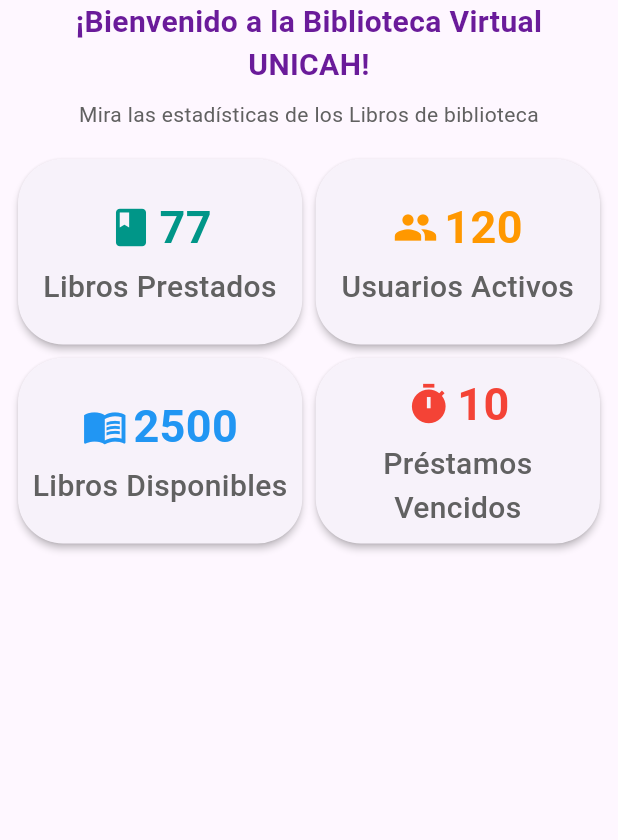
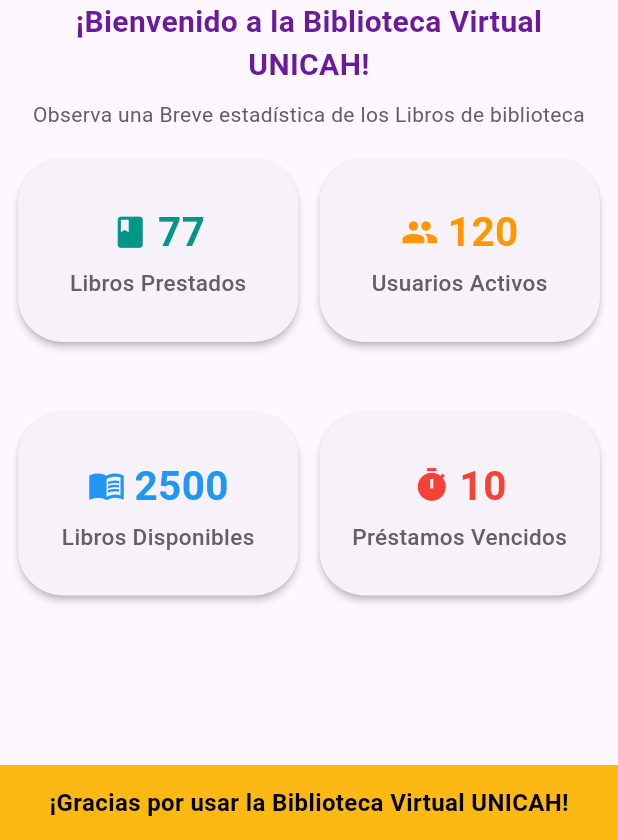
Before and after one commit to xEdwardP/MyUni, a Flutter app: the HomeScreen screen opened by its route, on a phone screen of 412 x 824 dp, the part 396-1236 px from its top. Run offline on Flutter 3.47's test engine with Material 3 defaults, Android fonts, the light colour scheme and no system bars; our stand-ins replace google_fonts; accounts and stored records are empty; network calls fail.

Commit message:
Create Books_Screen

```diff
--- a/lib/data/books_data.dart
+++ b/lib/data/books_data.dart
@@ -5,9 +5,9 @@
     'category': 'Clásicos',
     'description':
         'Publicada en dos partes, en 1605 y 1615, es una de las obras más destacadas de la literatura española y universal. Narra las aventuras de un hidalgo que, influido por los libros de caballería, decide convertirse en caballero andante.',
-    // 'image':
-    //     'https://m.media-amazon.com/images/I/71r22pLOqhL._AC_UF894,1000_QL80_.jpg'
-    'image': 'assets/books/book1.jpg',
+    'image':
+        'https://m.media-amazon.com/images/I/71r22pLOqhL._AC_UF894,1000_QL80_.jpg',
+    // 'image': 'assets/books/book1.jpg',
     'available': 10
   },
   {
@@ -16,9 +16,9 @@
     'category': 'Ficción',
     'description':
         'Es una novela publicada en 1967 y es considerada una obra maestra de la literatura hispanoamericana y universal. La historia relata la vida de la familia Buendía en el ficticio pueblo de Macondo a lo largo de siete generaciones.',
-    // 'image':
-    //     'https://i0.wp.com/www.editorialelcuervo.com/wp-content/uploads/2022/02/17.-CIEN-ANOS-DE-SOLEDAD.jpg?fit=433%2C642&ssl=1'
-    'image': 'assets/books/book2.jfif',
+    'image':
+        'https://i0.wp.com/www.editorialelcuervo.com/wp-content/uploads/2022/02/17.-CIEN-ANOS-DE-SOLEDAD.jpg?fit=433%2C642&ssl=1',
+    // 'image': 'assets/books/book2.jfif',
     'available': 8
   },
   {
@@ -27,9 +27,9 @@
     'category': 'Fantasía',
     'description':
         'Publicada en 2011, esta novela de fantasía juvenil narra la historia de Viana, una joven noble que se embarca en una aventura para salvar su reino y descubre un misterioso bosque donde los árboles cantan.',
-    // 'image':
-    //     'https://images-eu.ssl-images-amazon.com/images/I/91gYns+sNGL._AC_UL600_SR600,600_.jpg'
-    'image': 'assets/books/book3.jpg',
+    'image':
+        'https://images-eu.ssl-images-amazon.com/images/I/91gYns+sNGL._AC_UL600_SR600,600_.jpg',
+    // 'image': 'assets/books/book3.jpg',
     'available': 8
   },
   {
@@ -38,9 +38,9 @@
     'category': 'Ciencia',
     'description':
         'Una novela distópica publicada en 1949 que presenta una visión totalitaria y opresiva de la sociedad.',
-    // 'image':
-    //     'https://miro.medium.com/v2/resize:fit:1400/1*vcN21-CZGrj5dwozpqS2lg.jpeg'
-    'image': 'assets/books/book4.jfif',
+    'image':
+        'https://miro.medium.com/v2/resize:fit:1400/1*vcN21-CZGrj5dwozpqS2lg.jpeg',
+    // 'image': 'assets/books/book4.jfif',
     'available': 8
   },
   {
@@ -49,9 +49,9 @@
     'category': 'Clásicos',
     'description':
         'Publicado en 1943, esta novela corta francesa es una obra de literatura muy influyente que cuenta la historia de un joven príncipe que explora diferentes planetas.',
-    // 'image':
-    //     'https://images.cdn1.buscalibre.com/fit-in/360x360/68/08/6808fc4e45bdbde5ff2d1b03bc89348d.jpg'
-    'image': 'assets/books/book5.jfif',
+    'image':
+        'https://images.cdn1.buscalibre.com/fit-in/360x360/68/08/6808fc4e45bdbde5ff2d1b03bc89348d.jpg',
+    // 'image': 'assets/books/book5.jfif',
     'available': 8
   },
   {
@@ -60,8 +60,8 @@
     'category': 'Ficción',
     'description':
         'La quinta estacion es la primera parte de la trilogia de la Tierra fragmentada, saga ambientada en una Tierra conformada por un supercontinente, la Quietud, que esta atravesado por diferentes lineas sísmicas.',
-    // 'image': 'https://m.media-amazon.com/images/I/A1LBgN1rIqL.jpg'
-    'image': 'assets/books/book6.jpg',
+    'image': 'https://m.media-amazon.com/images/I/A1LBgN1rIqL.jpg',
+    // 'image': 'assets/books/book6.jpg',
     'available': 8
   },
   {
@@ -70,9 +70,9 @@
     'category': 'Ficción',
     'description':
         'Es la primera entrega de la saga The expanse, que continua con La guerra de Caliban, la saga se adapto por la cadena Syfy en la serie de televison The expanse',
-    // 'image':
-    //     'https://m.media-amazon.com/images/I/811F-IZSj8L._UF894,1000_QL80_.jpg'
-    'image': 'assets/books/book7.jpg',
+    'image':
+        'https://m.media-amazon.com/images/I/811F-IZSj8L._UF894,1000_QL80_.jpg',
+    // 'image': 'assets/books/book7.jpg',
     'available': 8
   },
   {
@@ -81,8 +81,8 @@
     'category': 'Ficción',
     'description':
         'Es el primer libro de la trilogia titulada El recuerdo del pasado de la tierra, pero los lectores chinos generalmente se refiere a la serie por el titulo de la primera novela, el hace referencia al problema de los tres cuerpos en el campo de la mecanica orbital.',
-    // 'image': 'https://i.ebayimg.com/images/g/1NsAAOSwKs5mDqhD/s-l225.jpg'
-    'image': 'assets/books/book8.jpg',
+    'image': 'https://i.ebayimg.com/images/g/1NsAAOSwKs5mDqhD/s-l225.jpg',
+    // 'image': 'assets/books/book8.jpg',
     'available': 8
   },
   {
@@ -91,9 +91,9 @@
     'category': 'Ciencia',
     'description':
         'Hacia las estrellas plantea una ucronia en la que un meterito arrasa Washington D.C. en 1952, años antes de la fundacion de la NASA, que quedara borrada de la historia.',
-    // 'image':
-    //     'https://m.media-amazon.com/images/I/71qIk2zehMS._AC_UF894,1000_QL80_.jpg'
-    'image': 'assets/books/book9.jpg',
+    'image':
+        'https://m.media-amazon.com/images/I/71qIk2zehMS._AC_UF894,1000_QL80_.jpg',
+    // 'image': 'assets/books/book9.jpg',
     'available': 8
   },
   {
@@ -102,9 +102,9 @@
     'category': 'Ciencia',
     'description':
         'El auge sin precedentes de la inteligencia artificial nos esta llevando al diseño de maquinas con capacidades equiparables a las del ser humano.',
-    // 'image':
-    //     'https://m.media-amazon.com/images/I/61uPstZXDWL._AC_UF894,1000_QL80_.jpg'
-    'image': 'assets/books/book10.jpg',
+    'image':
+        'https://m.media-amazon.com/images/I/61uPstZXDWL._AC_UF894,1000_QL80_.jpg',
+    // 'image': 'assets/books/book10.jpg',
     'available': 8
   },
   {
@@ -113,9 +113,9 @@
     'category': 'Ciencia',
     'description':
         'Es un libro que recopila los escritos de Albert Einstein, en el que se puede conocer sus pensamientos, ideas, preocupaciones y variedades de intereses, el libro presenta una antologia de la vida y obra de Eistein uno de los fisicos mas famosos de la historia',
-    // 'image':
-    //     'https://m.media-amazon.com/images/I/61e37XE36rL._AC_UF894,1000_QL80_.jpg'
-    'image': 'assets/books/book11.jpg',
+    'image':
+        'https://m.media-amazon.com/images/I/61e37XE36rL._AC_UF894,1000_QL80_.jpg',
+    // 'image': 'assets/books/book11.jpg',
     'available': 8
   },
   {
@@ -124,9 +124,9 @@
     'category': 'Ciencia',
     'description':
         'A menudo, las cosas que que mas nos afectan permanecen ocultas a la vista, es el caso del sistema   inmunitario, tan indispensable para nosotros como el corazon o los pulmones, pero desconocido para la mayoria de la gente.',
-    // 'image':
-    //     'https://m.media-amazon.com/images/I/81FuGhBLSWL._AC_UF1000,1000_QL80_.jpg'
-    'image': 'assets/books/book12.jpg',
+    'image':
+        'https://m.media-amazon.com/images/I/81FuGhBLSWL._AC_UF1000,1000_QL80_.jpg',
+    // 'image': 'assets/books/book12.jpg',
     'available': 8
   },
   {
@@ -135,8 +135,8 @@
     'category': 'Fantasía',
     'description':
         'Los dioses del norte es una novela juvenil de aventuras escrita en el año 2019, la historia se desarrolla en el valle de Baztan, en el pais vasco.',
-    // 'image': 'https://m.media-amazon.com/images/I/81BoRxyvW8L.jpg'
-    'image': 'assets/books/book13.jpg',
+    'image': 'https://m.media-amazon.com/images/I/81BoRxyvW8L.jpg',
+    // 'image': 'assets/books/book13.jpg',
     'available': 8
   },
   {
@@ -145,9 +145,9 @@
     'category': 'Fantasía',
     'description':
         'En este mundo, la magia es comun, hay bestias miticas y algunos animales pueden hablar',
-    // 'image':
-    //     'https://is1-ssl.mzstatic.com/image/thumb/Publication1/v4/c4/76/4e/c4764e9b-2f89-e9fe-e735-23647d5aba7c/cover.jpg/1200x900wz.jpg'
-    'image': 'assets/books/book14.jpg',
+    'image':
+        'https://is1-ssl.mzstatic.com/image/thumb/Publication1/v4/c4/76/4e/c4764e9b-2f89-e9fe-e735-23647d5aba7c/cover.jpg/1200x900wz.jpg',
+    // 'image': 'assets/books/book14.jpg',
     'available': 8
   },
   {
@@ -156,9 +156,9 @@
     'category': 'Fantasía',
     'description':
         'Todas la hadas del reino es una novela que cuenta la historia de Camelia, una hada madrina que ayuda a las jovenes doncellas y a aspirantes a heroes a alcanzar   sus finales felices.',
-    // 'image':
-    //     'https://images-na.ssl-images-amazon.com/images/I/91gPVWpN9+L._AC_UL210_SR210,210_.jpg'
-    'image': 'assets/books/book15.jfif',
+    'image':
+        'https://images-na.ssl-images-amazon.com/images/I/91gPVWpN9+L._AC_UL210_SR210,210_.jpg',
+    // 'image': 'assets/books/book15.jfif',
     'available': 8
   },
   {
@@ -167,8 +167,8 @@
     'category': 'Clásicos',
     'description':
         'Los mosqueteros, que componian tanto infanteria como caballeria, eran expertos en el manejo de la espada y las armas de fuego, durante tiempos de paz, servia como escolta para el rey y organizaban simulacros de batallas como entretenimiento de la corte.',
-    // 'image': 'https://m.media-amazon.com/images/I/71T-tUJSKbL.jpg'
-    'image': 'assets/books/book16.jpg',
+    'image': 'https://m.media-amazon.com/images/I/71T-tUJSKbL.jpg',
+    // 'image': 'assets/books/book16.jpg',
     'available': 8
   },
   {
@@ -177,9 +177,9 @@
     'category': 'Clásicos',
     'description':
         'La odisea narra la historia del heroe griego Odiseo, Ulises el viaje de regreso a su reino de Itaca donde le esperan su esposa Penelope, rodada de pretendiente, y su hijo Telemaco. Un trayecto de aproximadamente un mes de navegacion que se alarga diez años, los mismos que duro la guerra de Troya',
-    // 'image':
-    //     'https://m.media-amazon.com/images/I/61YUYPYlkzL._AC_UF894,1000_QL80_.jpg'
-    'image': 'assets/books/book17.jpg',
+    'image':
+        'https://m.media-amazon.com/images/I/61YUYPYlkzL._AC_UF894,1000_QL80_.jpg',
+    // 'image': 'assets/books/book17.jpg',
     'available': 8
   },
 ];
--- a/lib/main.dart
+++ b/lib/main.dart
@@ -1,5 +1,6 @@
 import 'package:flutter/material.dart';
 import 'package:myuni/screens/attendance_student_screen.dart';
+import 'package:myuni/screens/sign_up_screen.dart';
 import 'package:provider/provider.dart';
 import 'models/login_model.dart';
 import 'screens/login_screen.dart';
@@ -30,6 +31,7 @@
         '/loans': (context) => LoansScreen(),
         '/returns': (context) => ReturnsScreen(),
         '/attendances': (context) => AttendanceStudent(),
+        '/register': (context) => SignUpScreen(),
       },
     );
   }
--- a/lib/screens/books_screen.dart
+++ b/lib/screens/books_screen.dart
@@ -1,6 +1,5 @@
 import 'package:flutter/material.dart';
 import 'package:myuni/data/books_data.dart';
-import 'package:myuni/screens/addbook_screen.dart';
 import 'package:myuni/widgets/book_card.dart';
 import 'package:myuni/widgets/category_chip.dart';
 import 'package:myuni/utils/AppColors.dart';
@@ -151,13 +150,6 @@
         ],
       ),
       drawer: CustomDrawer(),
-      floatingActionButton: FloatingActionButton(
-        onPressed: () {
-          _showAddBookDialog(context); // Llama al método del modal
-        },
-        child: Icon(Icons.add),
-        backgroundColor: AppColors.secondary,
-      ),
       body: Padding(
         padding: EdgeInsets.all(16.0),
         child: Column(
@@ -175,6 +167,22 @@
                 border: OutlineInputBorder(
                   borderRadius: BorderRadius.circular(10),
                 ),
+              ),
+            ),
+            const SizedBox(height: 20),
+            ElevatedButton.icon(
+              onPressed: () {
+                _showAddBookDialog(context);
+              },
+              icon: const Icon(Icons.add),
+              label: const Text('Agregar Nuevo Libro'),
+              style: ElevatedButton.styleFrom(
+                padding:
+                    const EdgeInsets.symmetric(vertical: 14, horizontal: 24),
+                shape: RoundedRectangleBorder(
+                  borderRadius: BorderRadius.circular(8),
+                ),
+                backgroundColor: AppColors.secondary,
               ),
             ),
             const SizedBox(height: 20),
--- a/lib/screens/home_screen.dart
+++ b/lib/screens/home_screen.dart
@@ -72,7 +72,7 @@
             ),
             const SizedBox(height: 8),
             Text(
-              'Mira las estadísticas de los Libros de biblioteca',
+              'Observa una Breve estadística de los Libros de biblioteca',
               textAlign: TextAlign.center,
               style: TextStyle(
                 fontSize: 14,
@@ -84,8 +84,8 @@
             Expanded(
               child: GridView.count(
                 crossAxisCount: 2,
-                crossAxisSpacing: 1,
-                mainAxisSpacing: 1,
+                crossAxisSpacing: 6,
+                mainAxisSpacing: 39,
                 childAspectRatio: 1.5, // Relación ancho/alto de las tarjetas
                 physics: const BouncingScrollPhysics(),
                 children: [
@@ -119,6 +119,21 @@
           ],
         ),
       ),
+      // Barra amarilla en la parte inferior
+      bottomNavigationBar: Container(
+        height: 50,
+        color: AppColors.secondary, // Color barra inferior
+        child: Center(
+          child: Text(
+            '¡Gracias por usar la Biblioteca Virtual UNICAH!',
+            style: TextStyle(
+              fontSize: 16,
+              fontWeight: FontWeight.bold,
+              color: Colors.black, // Contraste de texto
+            ),
+          ),
+        ),
+      ),
     );
   }
 
@@ -143,14 +158,14 @@
               children: [
                 Icon(
                   icon,
-                  size: 30, // Ícono más pequeño
+                  size: 25,
                   color: color,
                 ),
-                const SizedBox(width: 4),
+                const SizedBox(width: 6),
                 Text(
                   value,
                   style: TextStyle(
-                    fontSize: 30, // Tamaño de texto reducido
+                    fontSize: 27,
                     fontWeight: FontWeight.bold,
                     color: color,
                   ),
@@ -162,7 +177,7 @@
               title,
               textAlign: TextAlign.center,
               style: TextStyle(
-                fontSize: 20, // Texto más pequeño
+                fontSize: 15,
                 fontWeight: FontWeight.w500,
                 color: Colors.grey[700],
               ),
```
